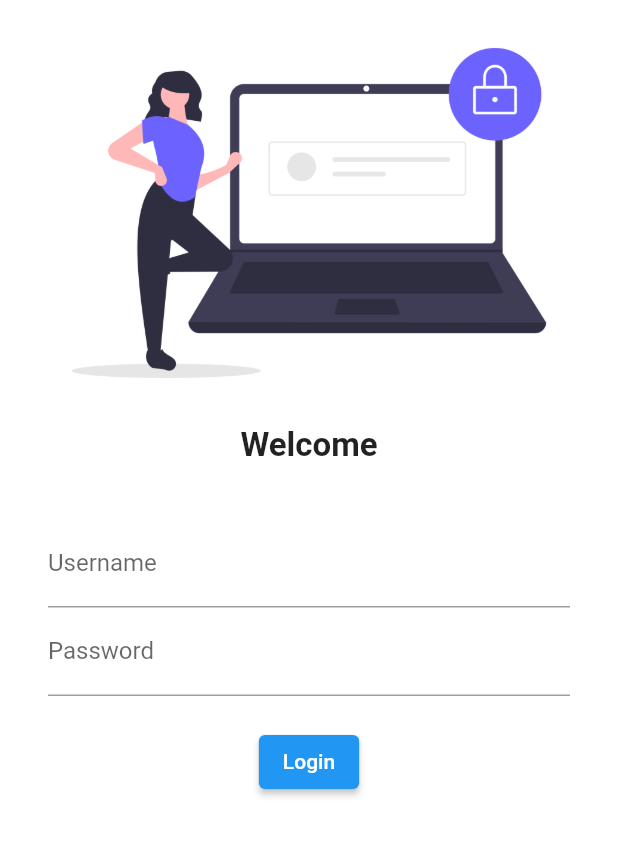
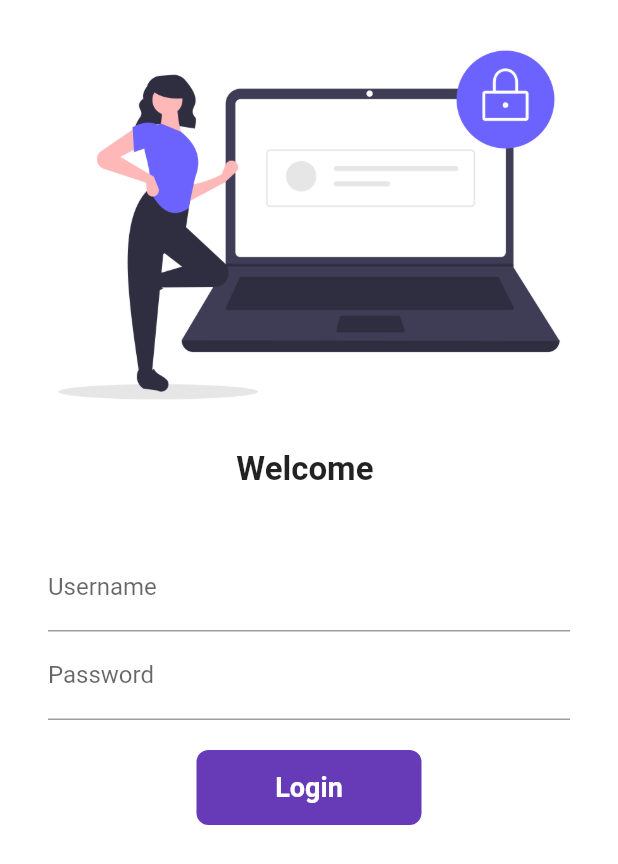
Before and after one commit to rajrawat37/catalog-app, a Flutter app: the screen it shows after launch, on a phone screen of 412 x 824 dp. Shown: the top 864 px of the screen. Run offline on Flutter 3.47's test engine with Material 2 defaults, Android fonts, the phone set to English and light mode, and no system bars.

Commit message:
day 2 completed

```diff
--- a/lib/main.dart
+++ b/lib/main.dart
@@ -1,4 +1,5 @@
 import 'package:catalog_app/pages/login_page.dart';
+import 'package:catalog_app/utils/routes.dart';
 import 'package:flutter/material.dart';
 import 'pages/home_page.dart';
 import 'pages/login_page.dart';
@@ -16,7 +17,8 @@ class MyApp extends StatelessWidget {
       // initialRoute: "/LoginPage",
       routes: {
         "/": (context) => LoginPage(),
-        "/home": (context) => HomePage(),
+        MyRoutes.homeRoute : (context) => HomePage(),
+        MyRoutes.loginRoute : (context) => LoginPage(),
       },
     );
   }
--- a/lib/pages/login_page.dart
+++ b/lib/pages/login_page.dart
@@ -1,20 +1,31 @@
+import 'package:catalog_app/utils/routes.dart';
 import 'package:flutter/material.dart';
 
-class LoginPage extends StatelessWidget {
+class LoginPage extends StatefulWidget {
   const LoginPage({Key? key}) : super(key: key);
+
+  @override
+  State<LoginPage> createState() => _LoginPageState();
+}
+
+class _LoginPageState extends State<LoginPage> {
+  String name = "";
+  bool changeButton = false;
 
   @override
   Widget build(BuildContext context) {
     return Material(
         color: Colors.white,
+        child: SingleChildScrollView(
           child: Column(
             children: [
               Image.asset(
                 'assets/images/login.png',
                 fit: BoxFit.cover,
+                height: 300,
               ),
-            const Text(
-              "Welcome",
+              Text(
+                "Welcome $name",
                 style: TextStyle(
                   fontSize: 22,
                   fontWeight: FontWeight.bold,
@@ -24,8 +35,8 @@ class LoginPage extends StatelessWidget {
                 height: 20,
               ),
               Padding(
-              padding:
-                  const EdgeInsets.symmetric(vertical: 16.0, horizontal: 32.0),
+                padding: const EdgeInsets.symmetric(
+                    vertical: 16.0, horizontal: 32.0),
                 child: Column(
                   children: [
                     TextFormField(
@@ -33,6 +44,10 @@ class LoginPage extends StatelessWidget {
                         hintText: "Enter Username",
                         labelText: "Username",
                       ),
+                      onChanged: (value) {
+                        name = value;
+                        setState(() {});
+                      },
                     ),
                     TextFormField(
                       obscureText: true,
@@ -44,17 +59,52 @@ class LoginPage extends StatelessWidget {
                     const SizedBox(
                       height: 20,
                     ),
-                  ElevatedButton(
-                    onPressed: () {
-                      print("Hello Raj");
+                    InkWell(
+                      onTap: () async {
+                        setState(() {
+                          changeButton = true;
+                        });
+                        await Future.delayed(Duration(seconds: 1));
+                        Navigator.pushNamed(context, MyRoutes.homeRoute);
                       },
-                    child:Text("Login"),
-                    style: TextButton.styleFrom(),
+                      child: AnimatedContainer(
+                          duration: Duration(seconds: 1),
+                          width: changeButton ? 50 : 150,
+                          height: 50,
+                          alignment: Alignment.center,
+                          child: changeButton
+                              ? Icon(
+                                  Icons.done,
+                                  color: Colors.white,
+                                )
+                              : Text(
+                                  "Login",
+                                  style: TextStyle(
+                                    color: Colors.white,
+                                    fontWeight: FontWeight.bold,
+                                    fontSize: 18,
                                   ),
+                                ),
+                          decoration: BoxDecoration(
+                            color: Colors.deepPurple,
+                            borderRadius:
+                                BorderRadius.circular(changeButton ? 50 : 8),
+                          )),
+                    ),
+                    // ElevatedButton(
+                    //   onPressed: () {
+                    //     Navigator.pushNamed(context, MyRoutes.homeRoute);
+                    //   },
+                    //   child: Text("Login"),
+                    //   style: TextButton.styleFrom(
+                    //     minimumSize: Size(150, 40),
+                    //   ),
+                    // ),
                   ],
                 ),
               )
             ],
+          ),
         ));
   }
 }
--- /dev/null
+++ b/lib/utils/routes.dart
@@ -0,0 +1,4 @@
+class MyRoutes {
+  static String loginRoute = "/";
+  static String homeRoute = "/home";
+}
```
Lines whose indentation alone changed are shown as unchanged.
